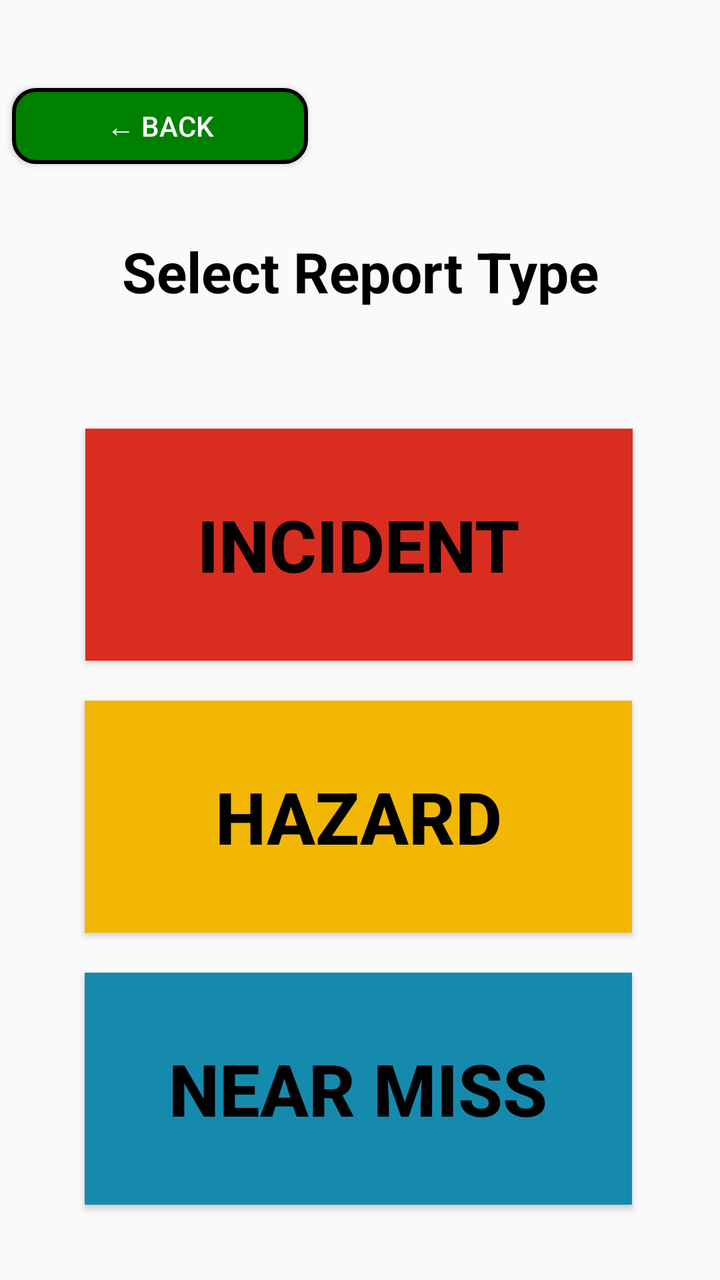
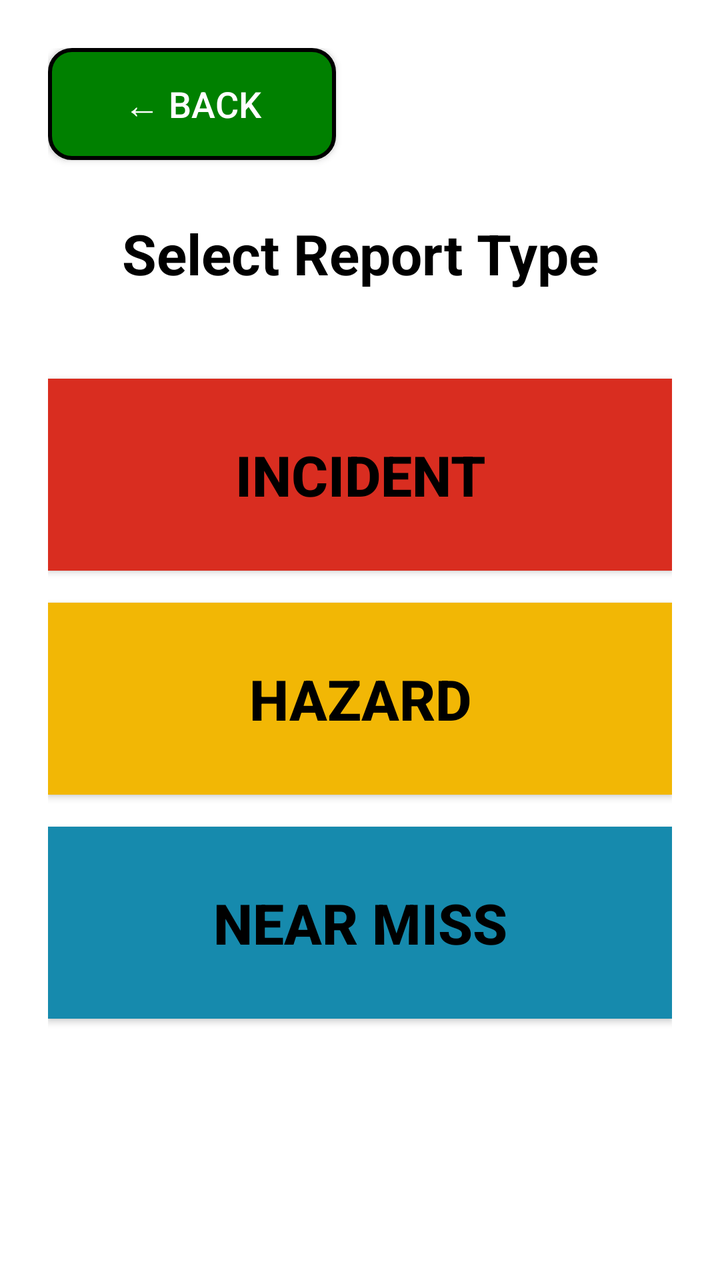

An Android layout rendered at two revisions. The XML below is the earlier revision; the diff shows what the commit changed to produce the second picture.
<!-- AndroidManifest.xml: application theme Theme.JavaReportingSystem -->
<!-- res/layout/activity_report_type.xml -->
<?xml version="1.0" encoding="utf-8"?>
<androidx.constraintlayout.widget.ConstraintLayout xmlns:android="http://schemas.android.com/apk/res/android"
    xmlns:app="http://schemas.android.com/apk/res-auto"
    xmlns:tools="http://schemas.android.com/tools"
    android:id="@+id/main"
    android:layout_width="match_parent"
    android:layout_height="match_parent"
    tools:context=".ui.ReportTypeActivity">

    
    <Button
        android:id="@+id/btnBack"
        android:layout_width="148dp"
        android:layout_height="38dp"
        android:layout_marginStart="6dp"
        android:layout_marginTop="44dp"
        android:background="@drawable/back_button"
        android:gravity="center"
        android:minHeight="0dp"
        android:minWidth="0dp"
        android:padding="0dp"
        android:text="← BACK"
        android:textColor="@color/white"
        android:textAllCaps="false"
        android:textSize="14sp"
        app:layout_constraintStart_toStartOf="parent"
        app:layout_constraintTop_toTopOf="parent" />

    
    <TextView
        android:id="@+id/tvTitle"
        android:layout_width="0dp"
        android:layout_height="wrap_content"
        android:layout_marginTop="35dp"
        android:gravity="center"
        android:singleLine="true"
        android:text="Select Report Type"
        android:textColor="#000000"
        android:textSize="28sp"
        android:textStyle="bold"
        app:layout_constraintEnd_toEndOf="parent"
        app:layout_constraintStart_toStartOf="parent"
        app:layout_constraintTop_toBottomOf="@id/btnBack" />

    

    

    

    <Button
        android:id="@+id/btnIncident"
        android:layout_width="0dp"
        android:layout_height="116dp"
        android:layout_marginTop="60dp"
        android:background="#D92D20"
        android:gravity="center"
        android:padding="0dp"
        android:text="INCIDENT"
        android:textAllCaps="false"
        android:textColor="#000000"
        android:textSize="36sp"
        android:textStyle="bold"
        app:layout_constraintEnd_toEndOf="parent"
        app:layout_constraintHorizontal_bias="0.494"
        app:layout_constraintStart_toStartOf="parent"
        app:layout_constraintTop_toBottomOf="@id/tvTitle"
        app:layout_constraintWidth_percent="0.76" />

    <Button
        android:id="@+id/btnHazard"
        android:layout_width="0dp"
        android:layout_height="116dp"
        android:layout_marginTop="20dp"
        android:background="#F2B705"
        android:gravity="center"
        android:padding="0dp"
        android:text="HAZARD"
        android:textAllCaps="false"
        android:textColor="#000000"
        android:textSize="36sp"
        android:textStyle="bold"
        app:layout_constraintEnd_toEndOf="parent"
        app:layout_constraintHorizontal_bias="0.489"
        app:layout_constraintStart_toStartOf="parent"
        app:layout_constraintTop_toBottomOf="@id/btnIncident"
        app:layout_constraintWidth_percent="0.76" />

    <Button
        android:id="@+id/btnNearMiss"
        android:layout_width="0dp"
        android:layout_height="116dp"
        android:layout_marginTop="20dp"
        android:background="#168AAD"
        android:gravity="center"
        android:padding="0dp"
        android:text="NEAR MISS"
        android:textAllCaps="false"
        android:textColor="#000000"
        android:textSize="36sp"
        android:textStyle="bold"
        app:layout_constraintEnd_toEndOf="parent"
        app:layout_constraintHorizontal_bias="0.489"
        app:layout_constraintStart_toStartOf="parent"
        app:layout_constraintTop_toBottomOf="@id/btnHazard"
        app:layout_constraintWidth_percent="0.76" />

</androidx.constraintlayout.widget.ConstraintLayout>
<!-- resources referenced by this layout -->
<resources>
  <color name="white">#FFFFFFFF</color>
  <!-- drawable back_button (drawable) -->
  <?xml version="1.0" encoding="utf-8"?>
  <shape xmlns:android="http://schemas.android.com/apk/res/android"
      android:shape="rectangle">
  
      <solid android:color="#008000" />
  
      <stroke
          android:width="2dp"
          android:color="#000000" />
  
      <corners android:radius="11dp" />
  
  </shape>
  <style name="Theme.JavaReportingSystem" parent="Base.Theme.JavaReportingSystem" />
  <style name="Base.Theme.JavaReportingSystem" parent="Theme.AppCompat.DayNight.NoActionBar">
          
          
      </style>
</resources>

<!-- the commit's change to res/layout/activity_report_type.xml (unified diff, before → after) -->
@@ -1,108 +1,85 @@
 <?xml version="1.0" encoding="utf-8"?>
-<androidx.constraintlayout.widget.ConstraintLayout xmlns:android="http://schemas.android.com/apk/res/android"
-    xmlns:app="http://schemas.android.com/apk/res-auto"
+<FrameLayout xmlns:android="http://schemas.android.com/apk/res/android"
     xmlns:tools="http://schemas.android.com/tools"
     android:id="@+id/main"
     android:layout_width="match_parent"
     android:layout_height="match_parent"
+    android:background="@android:color/white"
     tools:context=".ui.ReportTypeActivity">
 
-    
-    <Button
-        android:id="@+id/btnBack"
-        android:layout_width="148dp"
-        android:layout_height="38dp"
-        android:layout_marginStart="6dp"
-        android:layout_marginTop="44dp"
-        android:background="@drawable/back_button"
-        android:gravity="center"
-        android:minHeight="0dp"
-        android:minWidth="0dp"
-        android:padding="0dp"
-        android:text="← BACK"
-        android:textColor="@color/white"
-        android:textAllCaps="false"
-        android:textSize="14sp"
-        app:layout_constraintStart_toStartOf="parent"
-        app:layout_constraintTop_toTopOf="parent" />
+    <ScrollView
+        android:layout_width="match_parent"
+        android:layout_height="match_parent"
+        android:fillViewport="true">
 
-    
-    <TextView
-        android:id="@+id/tvTitle"
-        android:layout_width="0dp"
-        android:layout_height="wrap_content"
-        android:layout_marginTop="35dp"
-        android:gravity="center"
-        android:singleLine="true"
-        android:text="Select Report Type"
-        android:textColor="#000000"
-        android:textSize="28sp"
-        android:textStyle="bold"
-        app:layout_constraintEnd_toEndOf="parent"
-        app:layout_constraintStart_toStartOf="parent"
-        app:layout_constraintTop_toBottomOf="@id/btnBack" />
+        <LinearLayout
+            android:layout_width="match_parent"
+            android:layout_height="wrap_content"
+            android:orientation="vertical"
+            android:padding="24dp">
 
-    
+            <Button
+                android:id="@+id/btnBack"
+                android:layout_width="144dp"
+                android:layout_height="56dp"
+                android:background="@drawable/back_button"
+                android:text="@string/back"
+                android:textAllCaps="false"
+                android:textColor="@color/white"
+                android:textSize="18sp" />
 
-    
+            <TextView
+                android:id="@+id/tvTitle"
+                android:layout_width="match_parent"
+                android:layout_height="wrap_content"
+                android:layout_marginTop="28dp"
+                android:gravity="center"
+                android:text="Select Report Type"
+                android:textColor="@android:color/black"
+                android:textSize="28sp"
+                android:textStyle="bold" />
 
-    
+            <Button
+                android:id="@+id/btnIncident"
+                android:layout_width="match_parent"
+                android:layout_height="wrap_content"
+                android:layout_marginTop="44dp"
+                android:background="#D92D20"
+                android:minHeight="96dp"
+                android:padding="16dp"
+                android:text="INCIDENT"
+                android:textAllCaps="false"
+                android:textColor="@android:color/black"
+                android:textSize="28sp"
+                android:textStyle="bold" />
 
-    <Button
-        android:id="@+id/btnIncident"
-        android:layout_width="0dp"
-        android:layout_height="116dp"
-        android:layout_marginTop="60dp"
-        android:background="#D92D20"
-        android:gravity="center"
-        android:padding="0dp"
-        android:text="INCIDENT"
-        android:textAllCaps="false"
-        android:textColor="#000000"
-        android:textSize="36sp"
-        android:textStyle="bold"
-        app:layout_constraintEnd_toEndOf="parent"
-        app:layout_constraintHorizontal_bias="0.494"
-        app:layout_constraintStart_toStartOf="parent"
-        app:layout_constraintTop_toBottomOf="@id/tvTitle"
-        app:layout_constraintWidth_percent="0.76" />
+            <Button
+                android:id="@+id/btnHazard"
+                android:layout_width="match_parent"
+                android:layout_height="wrap_content"
+                android:layout_marginTop="16dp"
+                android:background="#F2B705"
+                android:minHeight="96dp"
+                android:padding="16dp"
+                android:text="HAZARD"
+                android:textAllCaps="false"
+                android:textColor="@android:color/black"
+                android:textSize="28sp"
+                android:textStyle="bold" />
 
-    <Button
-        android:id="@+id/btnHazard"
-        android:layout_width="0dp"
-        android:layout_height="116dp"
-        android:layout_marginTop="20dp"
-        android:background="#F2B705"
-        android:gravity="center"
-        android:padding="0dp"
-        android:text="HAZARD"
-        android:textAllCaps="false"
-        android:textColor="#000000"
-        android:textSize="36sp"
-        android:textStyle="bold"
-        app:layout_constraintEnd_toEndOf="parent"
-        app:layout_constraintHorizontal_bias="0.489"
-        app:layout_constraintStart_toStartOf="parent"
-        app:layout_constraintTop_toBottomOf="@id/btnIncident"
-        app:layout_constraintWidth_percent="0.76" />
-
-    <Button
-        android:id="@+id/btnNearMiss"
-        android:layout_width="0dp"
-        android:layout_height="116dp"
-        android:layout_marginTop="20dp"
-        android:background="#168AAD"
-        android:gravity="center"
-        android:padding="0dp"
-        android:text="NEAR MISS"
-        android:textAllCaps="false"
-        android:textColor="#000000"
-        android:textSize="36sp"
-        android:textStyle="bold"
-        app:layout_constraintEnd_toEndOf="parent"
-        app:layout_constraintHorizontal_bias="0.489"
-        app:layout_constraintStart_toStartOf="parent"
-        app:layout_constraintTop_toBottomOf="@id/btnHazard"
-        app:layout_constraintWidth_percent="0.76" />
-
-</androidx.constraintlayout.widget.ConstraintLayout>
+            <Button
+                android:id="@+id/btnNearMiss"
+                android:layout_width="match_parent"
+                android:layout_height="wrap_content"
+                android:layout_marginTop="16dp"
+                android:background="#168AAD"
+                android:minHeight="96dp"
+                android:padding="16dp"
+                android:text="NEAR MISS"
+                android:textAllCaps="false"
+                android:textColor="@android:color/black"
+                android:textSize="28sp"
+                android:textStyle="bold" />
+        </LinearLayout>
+    </ScrollView>
+</FrameLayout>
<!-- resource entries referenced after the edit -->
@@ -15,6 +15,7 @@
       <corners android:radius="11dp" />
   
   </shape>
+  <string name="back">← BACK</string>
   <style name="Theme.JavaReportingSystem" parent="Base.Theme.JavaReportingSystem" />
   <style name="Base.Theme.JavaReportingSystem" parent="Theme.AppCompat.DayNight.NoActionBar">
           
